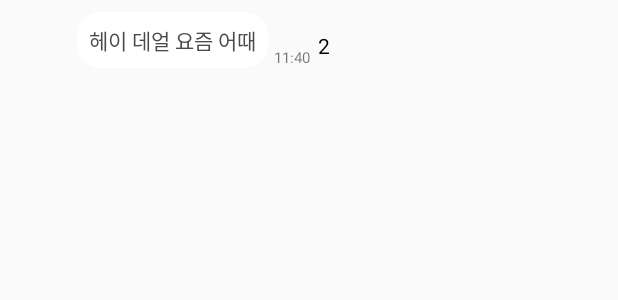
After one commit to secretpair/SecretTalkClient, an Android app: the layout recycler_item_chat_receive_middle_message.xml on its own in the app's theme, with its tools: preview values and no code run, on a phone screen of 412 x 824 dp. The commit adds this screen. Shown: the top 300 px of the screen. Run offline under Robolectric (Android 15) with nearby library versions, the phone set to English and light mode, and no system bars.

Commit message:
Databinding Test - 채팅방 view - TextMessage 완료 - 기본 테스트 환경 완성 + (친구) 화살표로 visible/invisible 애니메이션 추가해야함 + (친구) 현재 ViewModel 업데이트 일괄 -> viewType에 따른 업데이트로 성능향상 가능 + (채팅방목록) 날짜에 따른 날짜표시 테스트

```diff
--- a/app/src/main/java/com/example/secretpairproject/viewmodel/main/ChatViewModel.kt
+++ b/app/src/main/java/com/example/secretpairproject/viewmodel/main/ChatViewModel.kt
@@ -2,6 +2,7 @@ package com.example.secretpairproject.viewmodel.main
 
 import android.annotation.SuppressLint
 import android.app.Application
+import android.util.Log
 import androidx.lifecycle.ViewModel
 import androidx.lifecycle.ViewModelProvider
 import com.example.secretpairproject.base.BaseDisposableViewModel
@@ -29,6 +30,7 @@ class ChatViewModel(application: Application, roomId: String) : BaseDisposableVi
             .subscribe {
                 chatData.addAll(it)
                 chatData.notifyChange()
+
             }
     }
 
@@ -50,8 +52,7 @@ class ChatViewModel(application: Application, roomId: String) : BaseDisposableVi
                 .subscribeOn(Schedulers.io())
                 .observeOn(AndroidSchedulers.mainThread())
                 .subscribe {
-                    chatData.add(data)
-                    chatData.notifyChange()
+                    Log.e("인서트 완료","한조 대기중 ")
                 })
     }
 
--- a/app/src/main/res/drawable/send_message_box.xml
+++ b/app/src/main/res/drawable/receive_head_message_box.xml
@@ -3,12 +3,12 @@
     android:shape="rectangle">
 
     <!-- View background color -->
-    <solid android:color="@color/send_message" />
+    <solid android:color="@color/white" />
 
     <!-- The radius makes the corners rounded -->
     <corners
         android:bottomLeftRadius="16dip"
-        android:topLeftRadius="16dip"
+        android:bottomRightRadius="16dip"
         android:topRightRadius="16dip" />
 
 
--- /dev/null
+++ b/app/src/main/res/drawable/receive_middle_message_box.xml
@@ -0,0 +1,16 @@
+<?xml version="1.0" encoding="utf-8"?>
+<shape xmlns:android="http://schemas.android.com/apk/res/android"
+    android:shape="rectangle">
+
+    <!-- View background color -->
+    <solid android:color="@color/white" />
+
+    <!-- The radius makes the corners rounded -->
+    <corners
+        android:topLeftRadius="16dip"
+        android:bottomLeftRadius="16dip"
+        android:bottomRightRadius="16dip"
+        android:topRightRadius="16dip" />
+
+
+</shape>
--- a/app/src/main/res/drawable/receive_message_box.xml
+++ b/app/src/main/res/drawable/send_middle_message_box.xml
@@ -3,10 +3,11 @@
     android:shape="rectangle">
 
     <!-- View background color -->
-    <solid android:color="@color/white" />
+    <solid android:color="@color/send_message" />
 
     <!-- The radius makes the corners rounded -->
     <corners
+        android:bottomLeftRadius="16dip"
         android:bottomRightRadius="16dip"
         android:topLeftRadius="16dip"
         android:topRightRadius="16dip" />
--- /dev/null
+++ b/app/src/main/res/layout/recycler_item_chat_receive_middle_message.xml
@@ -0,0 +1,60 @@
+<?xml version="1.0" encoding="utf-8"?>
+<androidx.constraintlayout.widget.ConstraintLayout
+
+    xmlns:android="http://schemas.android.com/apk/res/android"
+    xmlns:app="http://schemas.android.com/apk/res-auto"
+    xmlns:tools="http://schemas.android.com/tools"
+    android:layout_width="match_parent"
+    android:layout_height="wrap_content"
+    android:paddingTop="8dp">
+
+    <de.hdodenhof.circleimageview.CircleImageView
+        android:id="@+id/text_receive_middle_message_profile"
+        android:layout_width="35dp"
+        android:layout_height="35dp"
+        android:layout_marginStart="8dp"
+        android:src="@drawable/circle_sample"
+        android:visibility="invisible"
+        app:civ_border_color="@color/lowgray"
+        app:civ_border_width="1dp"
+        app:layout_constraintLeft_toLeftOf="parent"
+        app:layout_constraintTop_toTopOf="parent" />
+
+
+    <TextView
+        android:id="@+id/text_receive_middle_message_body"
+        android:layout_width="wrap_content"
+        android:layout_height="wrap_content"
+        android:layout_marginStart="8dp"
+        android:background="@drawable/receive_middle_message_box"
+        android:maxWidth="240dp"
+        android:minWidth="30dp"
+        android:padding="8dp"
+        android:text="헤이 데얼 요즘 어때"
+        android:textColor="@color/receive_message_text"
+        app:layout_constraintLeft_toRightOf="@+id/text_receive_middle_message_profile"
+        app:layout_constraintTop_toTopOf="parent" />
+
+    <TextView
+        android:id="@+id/text_receive_middle_message_time"
+        android:layout_width="wrap_content"
+        android:layout_height="wrap_content"
+        android:layout_marginStart="4dp"
+        android:text="11:40"
+        android:textSize="10sp"
+        app:layout_constraintBottom_toBottomOf="@+id/text_receive_middle_message_body"
+        app:layout_constraintLeft_toRightOf="@+id/text_receive_middle_message_body" />
+
+    <TextView
+        android:id="@+id/text_receive_middle_message_unread_count"
+        android:layout_width="wrap_content"
+        android:layout_height="wrap_content"
+        android:layout_marginStart="5dp"
+        android:layout_marginBottom="5dp"
+        android:text="2"
+        android:textColor="@color/black"
+        app:layout_constraintBottom_toBottomOf="parent"
+        app:layout_constraintStart_toEndOf="@+id/text_receive_middle_message_time"
+        app:layout_goneMarginStart="5dp" />
+
+</androidx.constraintlayout.widget.ConstraintLayout>
```
Also changed, not shown: app/src/main/java/com/example/secretpairproject/config/constant.kt (+5 -2 lines), app/src/main/java/com/example/secretpairproject/view/chat/ChatRoomActivity.kt (+26 -8 lines), app/src/main/java/com/example/secretpairproject/view/chat/adapter/ChatAdapter.kt (+112 -39 lines), app/src/main/res/drawable/send_head_message_box.xml (added, +15 -0 lines), app/src/main/res/layout/recycler_item_chat_receive_head_message.xml (renamed from app/src/main/res/layout/recycler_item_chat_receive_message.xml, +18 -17 lines), app/src/main/res/layout/recycler_item_chat_send_head_message.xml (renamed from app/src/main/res/layout/recycler_item_chat_send_message.xml, +9 -7 lines), app/src/main/res/layout/recycler_item_chat_send_middle_message.xml (added, +47 -0 lines).
